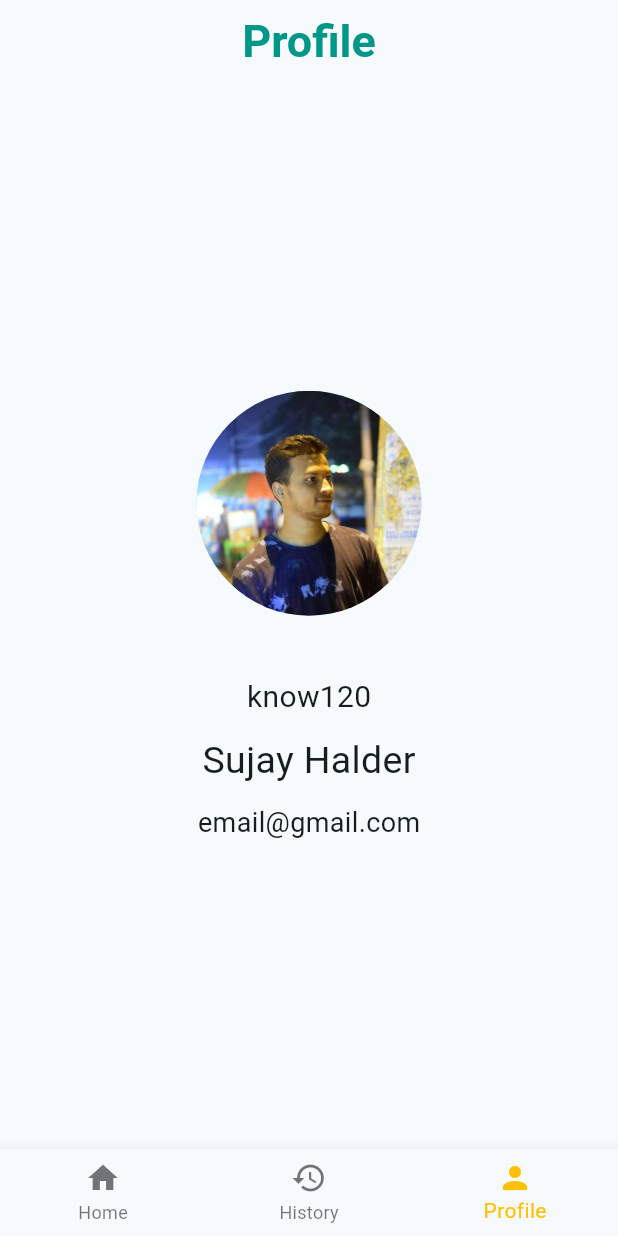
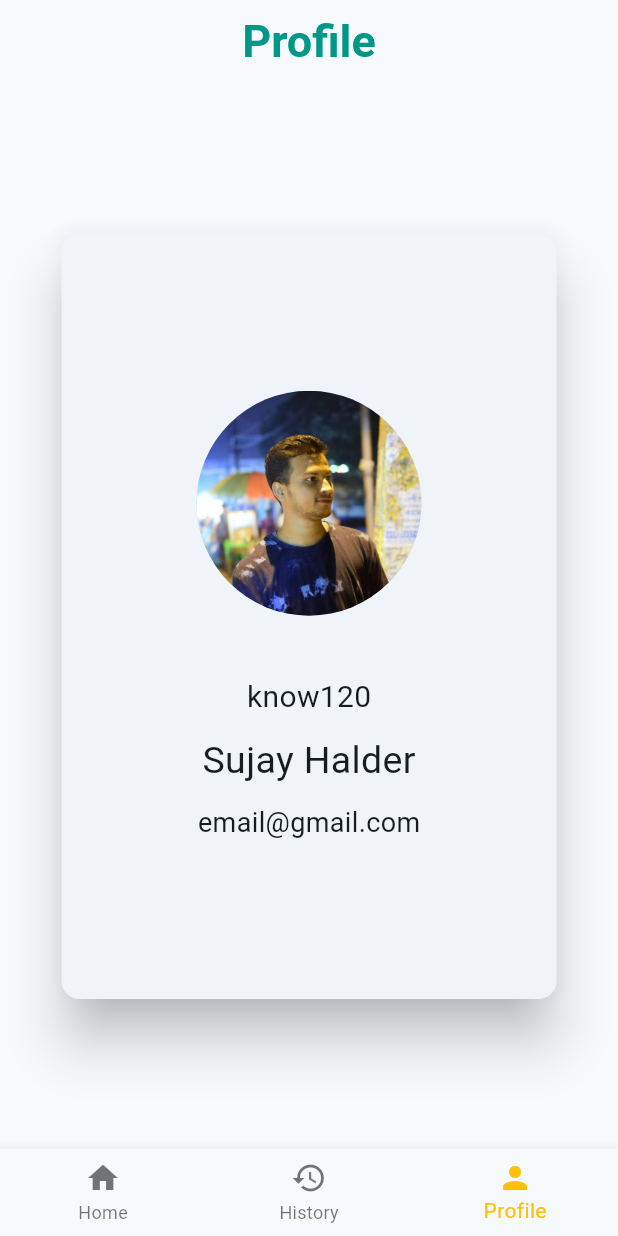
Before and after one commit to know120/todo, a Flutter app: the screen it shows after launch, item 3 of the bottom bar chosen, on a phone screen of 412 x 824 dp. Run offline on Flutter 3.47's test engine with Material 3 defaults, Android fonts, the phone set to English and light mode, and no system bars; our stand-ins replace sqflite; accounts and stored records are empty.

```diff
--- a/lib/screens/profile.dart
+++ b/lib/screens/profile.dart
@@ -8,6 +8,11 @@ class Profile extends StatelessWidget {
   @override
   Widget build(BuildContext context) {
     return Center(
+      child: Card(
+        margin: EdgeInsets.fromLTRB(0, 100, 0, 100),
+        elevation: 15,
+        child: Padding(
+          padding: EdgeInsets.all(90),
           child: Column(
             mainAxisAlignment: MainAxisAlignment.center,
             children: [
@@ -32,6 +37,8 @@ class Profile extends StatelessWidget {
               ),
             ],
           ),
+        ),
+      ),
     );
   }
 }
--- a/lib/widgets/todo_card.dart
+++ b/lib/widgets/todo_card.dart
@@ -19,6 +19,7 @@ class TodoCard extends StatelessWidget {
   @override
   Widget build(BuildContext context) {
     return Card(
+      elevation: 5,
       child: Padding(
         padding: const EdgeInsets.all(12.0),
         child: Column(
```
Also changed, not shown: lib/screens/login.dart (added, +25 -0 lines). Lines whose indentation alone changed are shown as unchanged.
